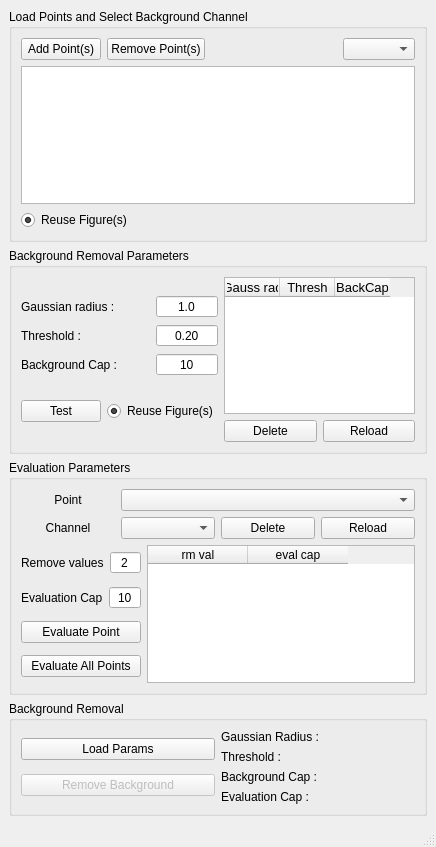
Before: the Qt Designer form BackgroundRemoval.ui in angelolab/AMP, drawn with Qt 5.
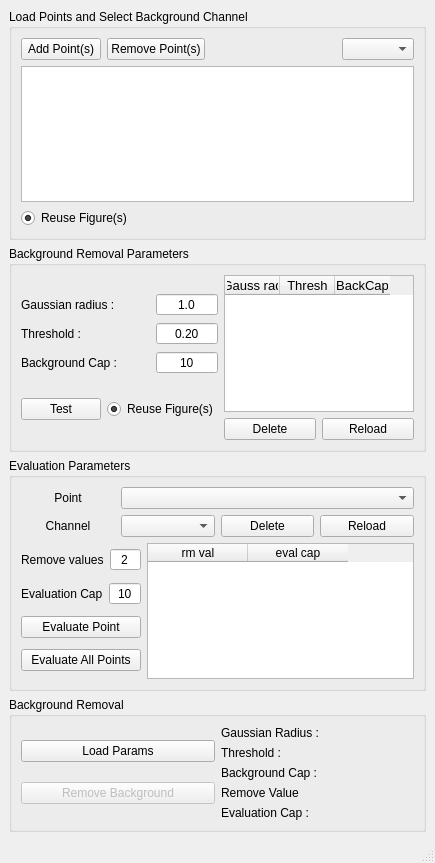
After: the same form once the commit is applied.

Commit message: added parameter loading

Patch:
```diff
--- a/BackgroundRemoval.ui
+++ b/BackgroundRemoval.ui
@@ -6,8 +6,8 @@
    <rect>
     <x>0</x>
     <y>0</y>
-    <width>436</width>
-    <height>847</height>
+    <width>435</width>
+    <height>863</height>
    </rect>
   </property>
   <property name="windowTitle">
@@ -543,7 +543,7 @@
            </property>
           </widget>
          </item>
-         <item row="3" column="0">
+         <item row="4" column="0">
           <widget class="QLabel" name="label_14">
            <property name="text">
             <string>Evaluation Cap :</string>
@@ -554,16 +554,33 @@
           </widget>
          </item>
          <item row="3" column="1">
+          <widget class="QLabel" name="runRemoveVal">
+           <property name="font">
+            <font>
+             <italic>false</italic>
+             <underline>false</underline>
+            </font>
+           </property>
+           <property name="autoFillBackground">
+            <bool>false</bool>
+           </property>
+           <property name="styleSheet">
+            <string notr="true">color: rgb(13, 114, 255);</string>
+           </property>
+           <property name="text">
+            <string/>
+           </property>
+          </widget>
+         </item>
+         <item row="3" column="0">
+          <widget class="QLabel" name="label_9">
+           <property name="text">
+            <string>Remove Value</string>
+           </property>
+          </widget>
+         </item>
+         <item row="4" column="1">
           <widget class="QLabel" name="runEvalCapVal">
-           <property name="font">
-            <font>
-             <italic>false</italic>
-             <underline>false</underline>
-            </font>
-           </property>
-           <property name="autoFillBackground">
-            <bool>false</bool>
-           </property>
            <property name="styleSheet">
             <string notr="true">color: rgb(13, 114, 255);</string>
            </property>
```
Left out of the diff: 2 changed lines with no effect on the pictures. The commit also changes 1 other file.
